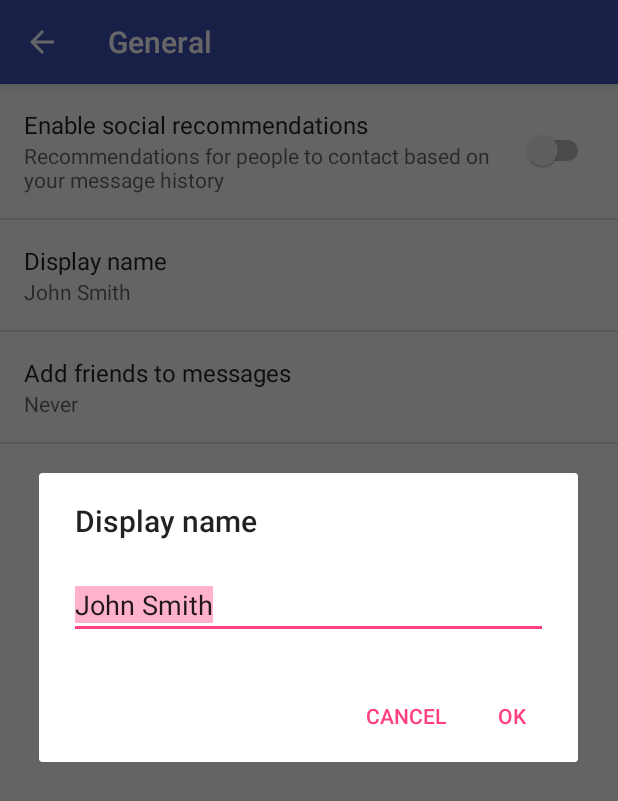
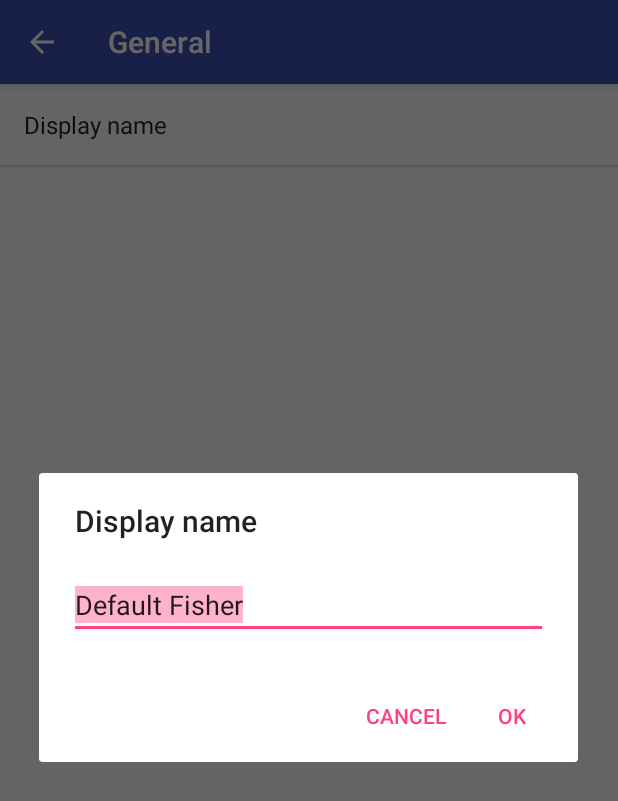
Before and after one commit to 3324fr/android, an Android app: the SettingsActivity screen opened directly, with no data from a screen before it, after a tap on "Display name", on a phone screen of 412 x 824 dp. Shown: the top 801 px of the screen. Run offline under Robolectric (Android 15) with nearby library versions, the phone set to English and light mode, and no system bars; 2 other taps on this screen came first.

```diff
--- a/app/src/main/res/values/strings.xml
+++ b/app/src/main/res/values/strings.xml
@@ -14,9 +14,8 @@
     </string>
 
     <string name="pref_title_display_name">Display name</string>
-    <string name="pref_default_display_name">John Smith</string>
+    <string name="pref_default_display_name">Default Fisher</string>
 
-    <string name="pref_title_add_friends_to_messages">Add friends to messages</string>
     <string-array name="pref_example_list_titles">
         <item>Always</item>
         <item>When possible</item>
@@ -165,4 +164,6 @@
         "when a user tries to pick up one of cards.\n\n"
     </string>
     <string name="action_settings">Settings</string>
+
+    <string name="fish_picture">fish picture</string>
 </resources>
--- a/app/src/main/res/xml/pref_data_sync.xml
+++ b/app/src/main/res/xml/pref_data_sync.xml
@@ -14,8 +14,5 @@
 
     <!-- This preference simply launches an intent when selected. Use this UI sparingly, per
          design guidelines. -->
-    <Preference android:title="@string/pref_title_system_sync_settings">
-        <intent android:action="android.settings.SYNC_SETTINGS" />
-    </Preference>
 
 </PreferenceScreen>
--- a/app/src/main/res/xml/pref_general.xml
+++ b/app/src/main/res/xml/pref_general.xml
@@ -1,10 +1,4 @@
 <PreferenceScreen xmlns:android="http://schemas.android.com/apk/res/android">
-
-    <SwitchPreference
-        android:defaultValue="true"
-        android:key="example_switch"
-        android:summary="@string/pref_description_social_recommendations"
-        android:title="@string/pref_title_social_recommendations" />
 
     <!-- NOTE: EditTextPreference accepts EditText attributes. -->
     <!-- NOTE: EditTextPreference's summary should be set to its value by the activity code. -->
@@ -21,13 +15,5 @@
     <!-- NOTE: Hide buttons to simplify the UI. Users can touch outside the dialog to
          dismiss it. -->
     <!-- NOTE: ListPreference's summary should be set to its value by the activity code. -->
-    <ListPreference
-        android:defaultValue="-1"
-        android:entries="@array/pref_example_list_titles"
-        android:entryValues="@array/pref_example_list_values"
-        android:key="example_list"
-        android:negativeButtonText="@null"
-        android:positiveButtonText="@null"
-        android:title="@string/pref_title_add_friends_to_messages" />
 
 </PreferenceScreen>
--- a/app/src/main/res/xml/pref_headers.xml
+++ b/app/src/main/res/xml/pref_headers.xml
@@ -8,11 +8,6 @@
         android:title="@string/pref_header_general" />
 
     <header
-        android:fragment="inf8405.outdoorfishingstats.SettingsActivity$NotificationPreferenceFragment"
-        android:icon="@drawable/ic_notifications_black_24dp"
-        android:title="@string/pref_header_notifications" />
-
-    <header
         android:fragment="inf8405.outdoorfishingstats.SettingsActivity$DataSyncPreferenceFragment"
         android:icon="@drawable/ic_sync_black_24dp"
         android:title="@string/pref_header_data_sync" />
--- a/app/src/main/res/xml/pref_notification.xml
+++ /dev/null
@@ -1,27 +0,0 @@
-<PreferenceScreen xmlns:android="http://schemas.android.com/apk/res/android">
-
-    <!-- A 'parent' preference, which enables/disables child preferences (below)
-         when checked/unchecked. -->
-    <SwitchPreference
-        android:defaultValue="true"
-        android:key="notifications_new_message"
-        android:title="@string/pref_title_new_message_notifications" />
-
-    <!-- Allows the user to choose a ringtone in the 'notification' category. -->
-    <!-- NOTE: This preference will be enabled only when the checkbox above is checked. -->
-    <!-- NOTE: RingtonePreference's summary should be set to its value by the activity code. -->
-    <RingtonePreference
-        android:defaultValue="content://settings/system/notification_sound"
-        android:dependency="notifications_new_message"
-        android:key="notifications_new_message_ringtone"
-        android:ringtoneType="notification"
-        android:title="@string/pref_title_ringtone" />
-
-    <!-- NOTE: This preference will be enabled only when the checkbox above is checked. -->
-    <SwitchPreference
-        android:defaultValue="true"
-        android:dependency="notifications_new_message"
-        android:key="notifications_new_message_vibrate"
-        android:title="@string/pref_title_vibrate" />
-
-</PreferenceScreen>
```
Also changed, not shown: app/src/main/java/inf8405/outdoorfishingstats/MainActivity.java (+34 -0 lines), app/src/main/java/inf8405/outdoorfishingstats/SettingsActivity.java (+3 -33 lines), app/src/main/res/layout/activity_main.xml (+30 -6 lines), app/src/main/res/drawable/fish.png (added).
